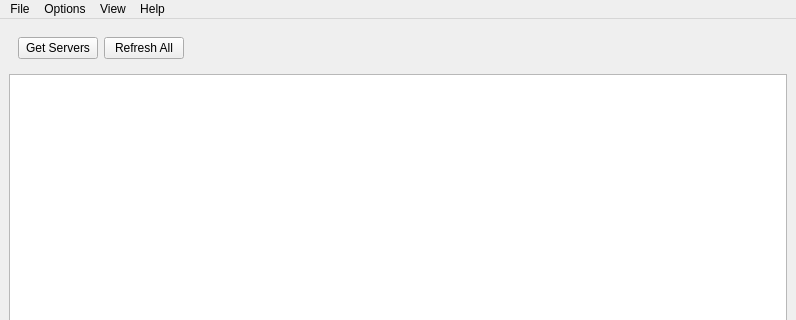
The window that src/gui/mainwindow.ui (Destroyerrrocket/doomseeker-unofficial) describes before a commit, drawn with Qt 5; both pictures show x 0 to 796 and y 0 to 320 of the 796 by 600 pixel window.
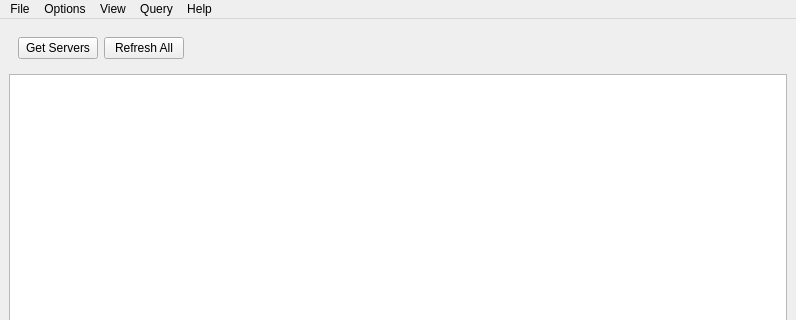
The same window after the commit. Custom widgets are drawn as their Qt base class.

Commit message: - Added: Query menu to enable and disable individual ports. - Fixed: Memory leak and related crashes.  (Crashes happened on close so they really weren't noticed.)

Patch:
```diff
--- a/src/gui/mainwindow.ui
+++ b/src/gui/mainwindow.ui
@@ -80,51 +80,57 @@
     </item>
    </layout>
   </widget>
-  <widget class="QMenuBar" name="menubar" >
-   <property name="geometry" >
+  <widget class="QMenuBar" name="menubar">
+   <property name="geometry">
     <rect>
      <x>0</x>
      <y>0</y>
      <width>796</width>
-     <height>22</height>
+     <height>24</height>
     </rect>
    </property>
    <property name="locale" >
     <locale country="UnitedStates" language="English" />
    </property>
-   <widget class="QMenu" name="menuOptions" >
-    <property name="locale" >
-     <locale country="UnitedStates" language="English" />
+   <widget class="QMenu" name="menuOptions">
+    <property name="locale">
+     <locale language="English" country="UnitedStates"/>
     </property>
     <property name="title" >
      <string>Options</string>
     </property>
     <addaction name="menuActionConfigure" />
    </widget>
-   <widget class="QMenu" name="menuHelp" >
-    <property name="title" >
+   <widget class="QMenu" name="menuHelp">
+    <property name="title">
      <string>Help</string>
     </property>
     <addaction name="menuActionAbout" />
    </widget>
-   <widget class="QMenu" name="menuFile" >
-    <property name="title" >
+   <widget class="QMenu" name="menuFile">
+    <property name="title">
      <string>File</string>
     </property>
     <addaction name="menuActionWadseeker" />
     <addaction name="separator" />
     <addaction name="menuActionQuit" />
    </widget>
-   <widget class="QMenu" name="menuView" >
-    <property name="title" >
+   <widget class="QMenu" name="menuView">
+    <property name="title">
      <string>View</string>
     </property>
     <addaction name="menuActionServerInfo" />
    </widget>
-   <addaction name="menuFile" />
-   <addaction name="menuOptions" />
-   <addaction name="menuView" />
-   <addaction name="menuHelp" />
+   <widget class="QMenu" name="menuQuery">
+    <property name="title">
+     <string>Query</string>
+    </property>
+   </widget>
+   <addaction name="menuFile"/>
+   <addaction name="menuOptions"/>
+   <addaction name="menuView"/>
+   <addaction name="menuQuery"/>
+   <addaction name="menuHelp"/>
   </widget>
   <widget class="QStatusBar" name="statusbar" />
   <action name="menuActionConfigure" >
```
Left out of the diff: 97 changed lines with no effect on the pictures. The commit also changes 7 other files.
